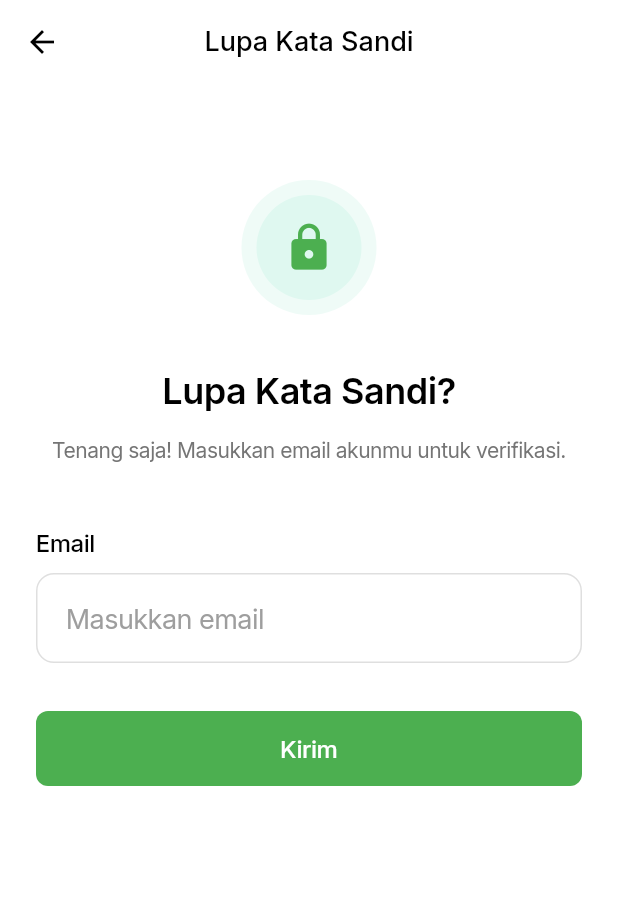
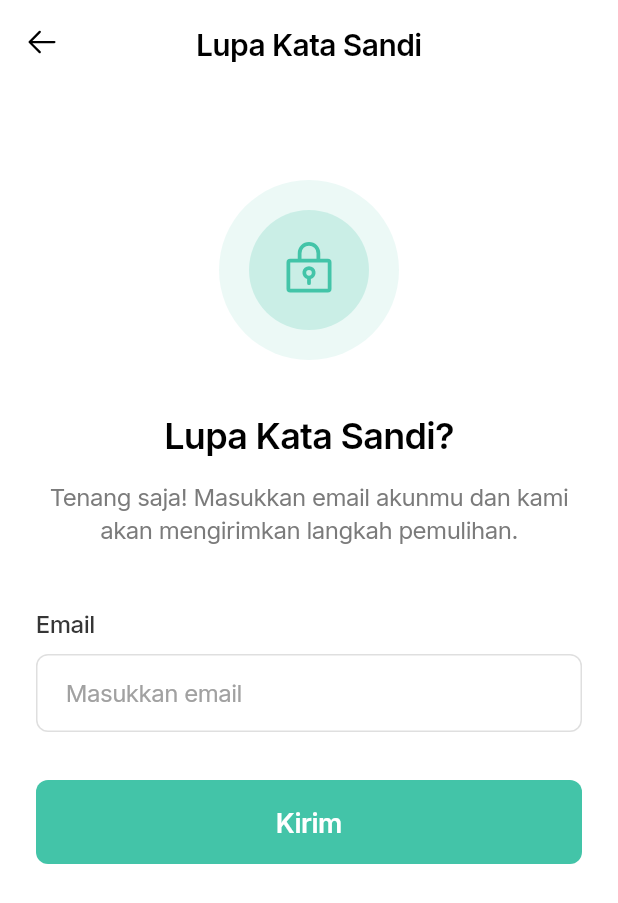
Before and after one commit to ckckckcz/PBL-Mobile, a Flutter app: the ForgotPasswordPage screen opened by its route, on a phone screen of 412 x 824 dp. Shown: the top 903 px of the screen. Run offline on Flutter 3.47's test engine with Material 3 defaults, Android fonts, the phone set to English and light mode, and no system bars; our stand-ins replace camera, carousel_slider, device_info_plus, flutter_animate, flutter_svg, google_fonts and 5 more; accounts and stored records are empty.

Commit message:
feat: edit forgot password page with email verification and password reset functionality.

```diff
--- a/frontend/lib/pages/auth/forgot_password.dart
+++ b/frontend/lib/pages/auth/forgot_password.dart
@@ -1,7 +1,9 @@
 import 'package:flutter/material.dart';
 import 'package:flutter/services.dart';
+import 'package:phosphor_flutter/phosphor_flutter.dart';
 import '../../constants/app_colors.dart';
 import '../../constants/app_strings.dart';
+import '../../theme/app_typography.dart';
 import '../../services/api_service.dart';
 import '../../utils/validators.dart';
 
@@ -169,10 +171,14 @@ class _ForgotPasswordPageState extends State<ForgotPasswordPage> {
   void _showSnackBar(String message, {bool isError = false}) {
     ScaffoldMessenger.of(context).showSnackBar(
       SnackBar(
-        content: Text(message),
+        content: Text(
+          message,
+          style: AppTypography.bodyMediumRegular.copyWith(color: Colors.white),
+        ),
         backgroundColor: isError ? AppColors.error : AppColors.success,
         duration: const Duration(seconds: 3),
         behavior: SnackBarBehavior.floating,
+        shape: RoundedRectangleBorder(borderRadius: BorderRadius.circular(8)),
       ),
     );
   }
@@ -189,6 +195,8 @@ class _ForgotPasswordPageState extends State<ForgotPasswordPage> {
       context: context,
       barrierDismissible: false,
       builder: (context) => AlertDialog(
+        backgroundColor: Colors.white,
+        surfaceTintColor: Colors.white,
         shape: RoundedRectangleBorder(
           borderRadius: BorderRadius.circular(16),
         ),
@@ -205,9 +213,8 @@ class _ForgotPasswordPageState extends State<ForgotPasswordPage> {
             Text(
               title,
               textAlign: TextAlign.center,
-              style: const TextStyle(
-                fontSize: 20,
-                fontWeight: FontWeight.w600,
+              style: AppTypography.heading3Semibold.copyWith(
+                color: AppColors.textPrimary,
               ),
             ),
           ],
@@ -215,9 +222,8 @@ class _ForgotPasswordPageState extends State<ForgotPasswordPage> {
         content: Text(
           message,
           textAlign: TextAlign.center,
-          style: const TextStyle(
-            fontSize: 14,
-            color: Color(0xFF757575),
+          style: AppTypography.bodyMediumRegular.copyWith(
+            color: AppColors.textSecondary,
           ),
         ),
         actions: [
@@ -227,17 +233,17 @@ class _ForgotPasswordPageState extends State<ForgotPasswordPage> {
               onPressed: onConfirm ?? () => Navigator.pop(context),
               style: ElevatedButton.styleFrom(
                 backgroundColor: AppColors.primary,
+                foregroundColor: Colors.white,
+                elevation: 0,
                 shape: RoundedRectangleBorder(
                   borderRadius: BorderRadius.circular(8),
                 ),
-                padding: const EdgeInsets.symmetric(vertical: 12),
+                padding: const EdgeInsets.symmetric(vertical: 14),
               ),
-              child: const Text(
+              child: Text(
                 'OK',
-                style: TextStyle(
+                style: AppTypography.bodyLargeSemibold.copyWith(
                   color: Colors.white,
-                  fontSize: 16,
-                  fontWeight: FontWeight.w500,
                 ),
               ),
             ),
@@ -255,20 +261,14 @@ class _ForgotPasswordPageState extends State<ForgotPasswordPage> {
         backgroundColor: Colors.white,
         elevation: 0,
         leading: IconButton(
-          icon: const Icon(
-            Icons.arrow_back,
-            color: Colors.black,
-          ),
+          icon: Icon(PhosphorIcons.arrowLeft(PhosphorIconsStyle.regular),
+              color: Colors.black),
           onPressed: () => Navigator.pop(context),
         ),
         centerTitle: true,
-        title: const Text(
+        title: Text(
           'Lupa Kata Sandi',
-          style: TextStyle(
-            color: Colors.black,
-            fontSize: 18,
-            fontWeight: FontWeight.w500,
-          ),
+          style: AppTypography.heading3Semibold.copyWith(color: Colors.black),
         ),
       ),
       body: AnnotatedRegion<SystemUiOverlayStyle>(
@@ -310,33 +310,32 @@ class _ForgotPasswordPageState extends State<ForgotPasswordPage> {
 
   /// Build lock icon
   Widget _buildLockIcon() {
-    return Stack(
-      alignment: Alignment.center,
-      children: [
-        // Outer light circle
-        Container(
-          width: 90,
-          height: 90,
+    return Center(
+      child: Container(
+        width: 120,
+        height: 120,
         decoration: BoxDecoration(
-            color: const Color(0xFFEFFBF7),
+          color: AppColors.primary.withOpacity(0.1),
           shape: BoxShape.circle,
         ),
-        ),
-        // Inner circle with the lock icon
-        Container(
-          width: 70,
-          height: 70,
+        child: Center(
+          child: Container(
+            width: 80,
+            height: 80,
             decoration: BoxDecoration(
-            color: const Color(0xFFDFF8F0),
+              color: AppColors.primary.withOpacity(0.2),
               shape: BoxShape.circle,
             ),
             child: Icon(
-            _emailVerified ? Icons.lock_open : Icons.lock,
-            color: const Color(0xFF4CAF50),
-            size: 35,
+              _emailVerified
+                  ? PhosphorIcons.lockKeyOpen(PhosphorIconsStyle.regular)
+                  : PhosphorIcons.lockKey(PhosphorIconsStyle.regular),
+              color: AppColors.primary,
+              size: 40,
             ),
           ),
-      ],
+        ),
+      ),
     );
   }
 
@@ -345,11 +344,7 @@ class _ForgotPasswordPageState extends State<ForgotPasswordPage> {
     return Text(
       _emailVerified ? 'Buat Kata Sandi Baru' : 'Lupa Kata Sandi?',
       textAlign: TextAlign.center,
-      style: const TextStyle(
-        fontSize: 24,
-        fontWeight: FontWeight.w600,
-        color: Colors.black,
-      ),
+      style: AppTypography.heading2Semibold.copyWith(color: Colors.black),
     );
   }
 
@@ -358,11 +353,10 @@ class _ForgotPasswordPageState extends State<ForgotPasswordPage> {
     return Text(
       _emailVerified
           ? 'Masukkan kata sandi baru Anda untuk melanjutkan.'
-          : 'Tenang saja! Masukkan email akunmu untuk verifikasi.',
+          : 'Tenang saja! Masukkan email akunmu dan kami akan mengirimkan langkah pemulihan.',
       textAlign: TextAlign.center,
-      style: const TextStyle(
-        fontSize: 14,
-        color: Color(0xFF757575),
+      style: AppTypography.bodyMediumRegular.copyWith(
+        color: AppColors.textSecondary,
         height: 1.4,
       ),
     );
@@ -373,12 +367,10 @@ class _ForgotPasswordPageState extends State<ForgotPasswordPage> {
     return Column(
       crossAxisAlignment: CrossAxisAlignment.start,
       children: [
-        const Text(
+        Text(
           'Email',
-          style: TextStyle(
-            fontSize: 16,
-            fontWeight: FontWeight.w500,
-            color: Colors.black,
+          style: AppTypography.bodyMediumMedium.copyWith(
+            color: AppColors.textPrimary,
           ),
         ),
         const SizedBox(height: 8),
@@ -389,27 +381,32 @@ class _ForgotPasswordPageState extends State<ForgotPasswordPage> {
           ),
           child: TextFormField(
             controller: _emailController,
+            style: AppTypography.bodyMediumRegular,
             decoration: InputDecoration(
               hintText: 'Masukkan email',
-              hintStyle: const TextStyle(
-                color: Color(0xFF9E9E9E),
+              hintStyle: AppTypography.bodyMediumRegular.copyWith(
+                color: AppColors.textTertiary,
               ),
-              border: const OutlineInputBorder(
-                borderSide: BorderSide(color: Color(0xFFE0E0E0), width: 1),
-                borderRadius: BorderRadius.all(Radius.circular(8)),
+              border: OutlineInputBorder(
+                borderSide: BorderSide(color: AppColors.border, width: 1),
+                borderRadius: const BorderRadius.all(Radius.circular(8)),
               ),
-              focusedBorder: const OutlineInputBorder(
-                borderSide: BorderSide(color: Color(0xFF4CAF50), width: 1),
-                borderRadius: BorderRadius.all(Radius.circular(8)),
+              enabledBorder: OutlineInputBorder(
+                borderSide: BorderSide(color: AppColors.border, width: 1),
+                borderRadius: const BorderRadius.all(Radius.circular(8)),
+              ),
+              focusedBorder: OutlineInputBorder(
+                borderSide: BorderSide(color: AppColors.primary, width: 1),
+                borderRadius: const BorderRadius.all(Radius.circular(8)),
               ),
               contentPadding: const EdgeInsets.symmetric(
                 horizontal: 16,
-                vertical: 16,
+                vertical: 14,
               ),
               suffixIcon: _emailVerified
-                  ? const Icon(
-                      Icons.check_circle,
-                      color: Color(0xFF4CAF50),
+                  ? Icon(
+                      PhosphorIcons.checkCircle(PhosphorIconsStyle.fill),
+                      color: AppColors.success,
                     )
                   : null,
             ),
@@ -427,12 +424,10 @@ class _ForgotPasswordPageState extends State<ForgotPasswordPage> {
     return Column(
       crossAxisAlignment: CrossAxisAlignment.start,
       children: [
-        const Text(
-          'Kata Sandi Baru',
-          style: TextStyle(
-            fontSize: 16,
-            fontWeight: FontWeight.w500,
-            color: Colors.black,
+        Text(
+          'Buat Kata Sandi Baru',
+          style: AppTypography.bodyMediumMedium.copyWith(
+            color: AppColors.textPrimary,
           ),
         ),
         const SizedBox(height: 8),
@@ -444,18 +439,23 @@ class _ForgotPasswordPageState extends State<ForgotPasswordPage> {
           child: TextFormField(
             controller: _newPasswordController,
             obscureText: _obscureNewPassword,
+            style: AppTypography.bodyMediumRegular,
             decoration: InputDecoration(
               hintText: 'Masukkan kata sandi baru',
-              hintStyle: const TextStyle(
-                color: Color(0xFF9E9E9E),
+              hintStyle: AppTypography.bodyMediumRegular.copyWith(
+                color: AppColors.textTertiary,
               ),
-              border: const OutlineInputBorder(
-                borderSide: BorderSide(color: Color(0xFFE0E0E0), width: 1),
-                borderRadius: BorderRadius.all(Radius.circular(8)),
+              border: OutlineInputBorder(
+                borderSide: BorderSide(color: AppColors.border, width: 1),
+                borderRadius: const BorderRadius.all(Radius.circular(8)),
               ),
-              focusedBorder: const OutlineInputBorder(
-                borderSide: BorderSide(color: Color(0xFF4CAF50), width: 1),
-                borderRadius: BorderRadius.all(Radius.circular(8)),
+              enabledBorder: OutlineInputBorder(
+                borderSide: BorderSide(color: AppColors.border, width: 1),
+                borderRadius: const BorderRadius.all(Radius.circular(8)),
+              ),
+              focusedBorder: OutlineInputBorder(
+                borderSide: BorderSide(color: AppColors.primary, width: 1),
+                borderRadius: const BorderRadius.all(Radius.circular(8)),
               ),
               suffixIcon: IconButton(
                 onPressed: () {
@@ -464,13 +464,15 @@ class _ForgotPasswordPageState extends State<ForgotPasswordPage> {
                   });
                 },
                 icon: Icon(
-                  _obscureNewPassword ? Icons.visibility_off : Icons.visibility,
-                  color: const Color(0xFF757575),
+                  _obscureNewPassword
+                      ? PhosphorIcons.eyeSlash(PhosphorIconsStyle.regular)
+                      : PhosphorIcons.eye(PhosphorIconsStyle.regular),
+                  color: AppColors.textSecondary,
                 ),
               ),
               contentPadding: const EdgeInsets.symmetric(
                 horizontal: 16,
-                vertical: 16,
+                vertical: 14,
               ),
             ),
             validator: (value) {
@@ -494,12 +496,10 @@ class _ForgotPasswordPageState extends State<ForgotPasswordPage> {
     return Column(
       crossAxisAlignment: CrossAxisAlignment.start,
       children: [
-        const Text(
+        Text(
           'Konfirmasi Kata Sandi',
-          style: TextStyle(
-            fontSize: 16,
-            fontWeight: FontWeight.w500,
-            color: Colors.black,
+          style: AppTypography.bodyMediumMedium.copyWith(
+            color: AppColors.textPrimary,
           ),
         ),
         const SizedBox(height: 8),
@@ -511,18 +511,23 @@ class _ForgotPasswordPageState extends State<ForgotPasswordPage> {
           child: TextFormField(
             controller: _confirmPasswordController,
             obscureText: _obscureConfirmPassword,
+            style: AppTypography.bodyMediumRegular,
             decoration: InputDecoration(
               hintText: 'Konfirmasi kata sandi',
-              hintStyle: const TextStyle(
-                color: Color(0xFF9E9E9E),
+              hintStyle: AppTypography.bodyMediumRegular.copyWith(
+                color: AppColors.textTertiary,
               ),
-              border: const OutlineInputBorder(
-                borderSide: BorderSide(color: Color(0xFFE0E0E0), width: 1),
-                borderRadius: BorderRadius.all(Radius.circular(8)),
+              border: OutlineInputBorder(
+                borderSide: BorderSide(color: AppColors.border, width: 1),
+                borderRadius: const BorderRadius.all(Radius.circular(8)),
               ),
-              focusedBorder: const OutlineInputBorder(
-                borderSide: BorderSide(color: Color(0xFF4CAF50), width: 1),
-                borderRadius: BorderRadius.all(Radius.circular(8)),
+              enabledBorder: OutlineInputBorder(
+                borderSide: BorderSide(color: AppColors.border, width: 1),
+                borderRadius: const BorderRadius.all(Radius.circular(8)),
+              ),
+              focusedBorder: OutlineInputBorder(
+                borderSide: BorderSide(color: AppColors.primary, width: 1),
+                borderRadius: const BorderRadius.all(Radius.circular(8)),
               ),
               suffixIcon: IconButton(
                 onPressed: () {
@@ -532,14 +537,14 @@ class _ForgotPasswordPageState extends State<ForgotPasswordPage> {
                 },
                 icon: Icon(
                   _obscureConfirmPassword
-                      ? Icons.visibility_off
-                      : Icons.visibility,
-                  color: const Color(0xFF757575),
+                      ? PhosphorIcons.eyeSlash(PhosphorIconsStyle.regular)
+                      : PhosphorIcons.eye(PhosphorIconsStyle.regular),
+                  color: AppColors.textSecondary,
                 ),
               ),
               contentPadding: const EdgeInsets.symmetric(
                 horizontal: 16,
-                vertical: 16,
+                vertical: 14,
               ),
             ),
             validator: (value) {
@@ -562,9 +567,9 @@ class _ForgotPasswordPageState extends State<ForgotPasswordPage> {
   Widget _buildActionButton() {
     return Container(
       width: double.infinity,
-      height: 50,
+      height: 56,
       decoration: BoxDecoration(
-        color: const Color(0xFF4CAF50),
+        color: AppColors.primary,
         borderRadius: BorderRadius.circular(8),
       ),
       child: Material(
@@ -586,10 +591,8 @@ class _ForgotPasswordPageState extends State<ForgotPasswordPage> {
                   )
                 : Text(
                     _emailVerified ? 'Ubah Kata Sandi' : 'Kirim',
-                    style: const TextStyle(
+                    style: AppTypography.bodyLargeSemibold.copyWith(
                       color: Colors.white,
-                      fontSize: 16,
-                      fontWeight: FontWeight.w500,
                     ),
                   ),
           ),
```
Lines whose indentation alone changed are shown as unchanged.
